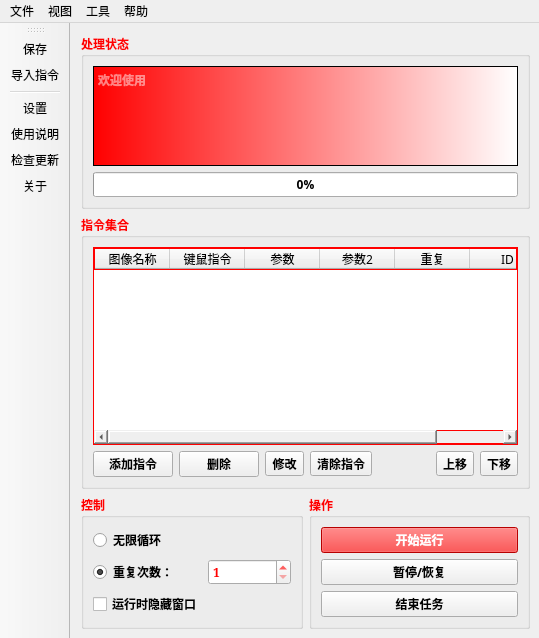
Before: the Qt Designer form 窗体/mainwindow.ui in FsterThanLight/automatic_clicker_2, drawn with Qt 5.
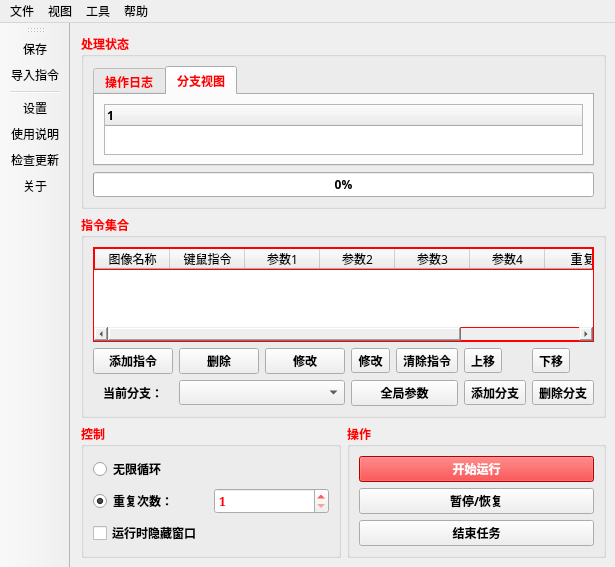
After: the same form once the commit is applied. The open tabs and pages were chosen to show the change. Icons and pictures are not drawn.

Commit message: 2023年5月17日00:31:08 重绘制主窗口

Patch:
```diff
--- a/窗体/mainwindow.ui
+++ b/窗体/mainwindow.ui
@@ -6,8 +6,8 @@
    <rect>
     <x>0</x>
     <y>0</y>
-    <width>539</width>
-    <height>638</height>
+    <width>478</width>
+    <height>567</height>
    </rect>
   </property>
   <property name="windowTitle">
@@ -21,14 +21,14 @@
    <string notr="true"/>
   </property>
   <widget class="QWidget" name="centralwidget">
-   <layout class="QGridLayout" name="gridLayout_4" rowstretch="1,0,0">
+   <layout class="QGridLayout" name="gridLayout_4" rowstretch="1,0,0,0">
     <property name="leftMargin">
      <number>11</number>
     </property>
     <property name="topMargin">
      <number>11</number>
     </property>
-    <item row="1" column="0" colspan="2">
+    <item row="2" column="0" colspan="2">
      <widget class="QGroupBox" name="groupBox_2">
       <property name="palette">
        <palette>
@@ -77,8 +77,8 @@
       <property name="title">
        <string>指令集合</string>
       </property>
-      <layout class="QGridLayout" name="gridLayout">
-       <item row="0" column="0" colspan="7">
+      <layout class="QVBoxLayout" name="verticalLayout_3">
+       <item>
         <widget class="QTableWidget" name="tableWidget">
          <property name="palette">
           <palette>
@@ -149,7 +149,7 @@
           <number>0</number>
          </property>
          <property name="columnCount">
-          <number>6</number>
+          <number>8</number>
          </property>
          <attribute name="horizontalHeaderVisible">
           <bool>true</bool>
@@ -184,7 +184,7 @@
          </column>
          <column>
           <property name="text">
-           <string>参数</string>
+           <string>参数1</string>
           </property>
           <property name="textAlignment">
            <set>AlignCenter</set>
@@ -198,6 +198,22 @@
            <set>AlignCenter</set>
           </property>
          </column>
+         <column>
+          <property name="text">
+           <string>参数3</string>
+          </property>
+          <property name="textAlignment">
+           <set>AlignCenter</set>
+          </property>
+         </column>
+         <column>
+          <property name="text">
+           <string>参数4</string>
+          </property>
+          <property name="textAlignment">
+           <set>AlignCenter</set>
+          </property>
+         </column>
          <column>
           <property name="text">
            <string>重复</string>
@@ -216,20 +232,9 @@
          </column>
         </widget>
        </item>
-       <item row="1" column="0">
-        <widget class="QPushButton" name="pushButton">
-         <property name="text">
-          <string>添加指令</string>
-         </property>
-         <property name="iconSize">
-          <size>
-           <width>40</width>
-           <height>20</height>
-          </size>
-         </property>
-        </widget>
-       </item>
-       <item row="1" column="1">
+       <item>
+        <layout class="QGridLayout" name="gridLayout">
+         <item row="0" column="1">
         <widget class="QPushButton" name="pushButton_2">
          <property name="text">
           <string>删除</string>
@@ -242,7 +247,20 @@
          </property>
         </widget>
        </item>
-       <item row="1" column="2">
+         <item row="0" column="0">
+          <widget class="QPushButton" name="pushButton">
+           <property name="text">
+            <string>添加指令</string>
+           </property>
+           <property name="iconSize">
+            <size>
+             <width>40</width>
+             <height>20</height>
+            </size>
+           </property>
+          </widget>
+         </item>
+         <item row="0" column="3">
         <widget class="QToolButton" name="toolButton_5">
          <property name="text">
           <string>修改</string>
@@ -259,7 +277,7 @@
          </property>
         </widget>
        </item>
-       <item row="1" column="3">
+         <item row="0" column="4">
         <widget class="QToolButton" name="toolButton_6">
          <property name="styleSheet">
           <string notr="true"/>
@@ -279,20 +297,104 @@
          </property>
         </widget>
        </item>
-       <item row="1" column="4">
-        <spacer name="horizontalSpacer">
-         <property name="orientation">
-          <enum>Qt::Horizontal</enum>
-         </property>
-         <property name="sizeHint" stdset="0">
-          <size>
-           <width>40</width>
-           <height>20</height>
-          </size>
-         </property>
-        </spacer>
+         <item row="1" column="1" colspan="2">
+          <widget class="QComboBox" name="comboBox"/>
+         </item>
+         <item row="0" column="2">
+          <widget class="QPushButton" name="pushButton_8">
+           <property name="text">
+            <string>修改</string>
+           </property>
+          </widget>
+         </item>
+         <item row="1" column="3" colspan="2">
+          <widget class="QPushButton" name="pushButton_3">
+           <property name="text">
+            <string>全局参数</string>
+           </property>
+          </widget>
+         </item>
+         <item row="0" column="6">
+          <widget class="QToolButton" name="toolButton_4">
+           <property name="text">
+            <string>下移</string>
+           </property>
+           <property name="icon">
+            <iconset resource="../images.qrc">
+             <normaloff>:/按钮图标/窗体/res/下移.png</normaloff>:/按钮图标/窗体/res/下移.png</iconset>
+           </property>
+          </widget>
        </item>
        <item row="1" column="5">
+          <widget class="QToolButton" name="toolButton_2">
+           <property name="text">
+            <string>添加分支</string>
+           </property>
+           <property name="icon">
+            <iconset resource="../images.qrc">
+             <normaloff>:/按钮图标/窗体/res/add.png</normaloff>:/按钮图标/窗体/res/add.png</iconset>
+           </property>
+          </widget>
+         </item>
+         <item row="1" column="0">
+          <widget class="QLabel" name="label">
+           <property name="palette">
+            <palette>
+             <active>
+              <colorrole role="WindowText">
+               <brush brushstyle="SolidPattern">
+                <color alpha="255">
+                 <red>0</red>
+                 <green>0</green>
+                 <blue>0</blue>
+                </color>
+               </brush>
+              </colorrole>
+             </active>
+             <inactive>
+              <colorrole role="WindowText">
+               <brush brushstyle="SolidPattern">
+                <color alpha="255">
+                 <red>0</red>
+                 <green>0</green>
+                 <blue>0</blue>
+                </color>
+               </brush>
+              </colorrole>
+             </inactive>
+             <disabled>
+              <colorrole role="WindowText">
+               <brush brushstyle="SolidPattern">
+                <color alpha="255">
+                 <red>120</red>
+                 <green>120</green>
+                 <blue>120</blue>
+                </color>
+               </brush>
+              </colorrole>
+             </disabled>
+            </palette>
+           </property>
+           <property name="text">
+            <string>当前分支：</string>
+           </property>
+           <property name="alignment">
+            <set>Qt::AlignCenter</set>
+           </property>
+          </widget>
+         </item>
+         <item row="1" column="6">
+          <widget class="QToolButton" name="toolButton">
+           <property name="text">
+            <string>删除分支</string>
+           </property>
+           <property name="icon">
+            <iconset resource="../images.qrc">
+             <normaloff>:/按钮图标/窗体/res/删除.png</normaloff>:/按钮图标/窗体/res/删除.png</iconset>
+           </property>
+          </widget>
+         </item>
+         <item row="0" column="5">
         <widget class="QToolButton" name="toolButton_3">
          <property name="text">
           <string>上移</string>
@@ -303,21 +405,12 @@
          </property>
         </widget>
        </item>
-       <item row="1" column="6">
-        <widget class="QToolButton" name="toolButton_4">
-         <property name="text">
-          <string>下移</string>
-         </property>
-         <property name="icon">
-          <iconset resource="../images.qrc">
-           <normaloff>:/按钮图标/窗体/res/下移.png</normaloff>:/按钮图标/窗体/res/下移.png</iconset>
-         </property>
-        </widget>
+        </layout>
        </item>
       </layout>
      </widget>
     </item>
-    <item row="2" column="1">
+    <item row="3" column="1">
      <widget class="QGroupBox" name="groupBox_4">
       <property name="palette">
        <palette>
@@ -369,21 +462,7 @@
       <property name="title">
        <string>操作</string>
       </property>
-      <layout class="QGridLayout" name="gridLayout_3">
-       <item row="2" column="0" colspan="2">
-        <widget class="QPushButton" name="pushButton_6">
-         <property name="font">
-          <font>
-           <family>微软雅黑</family>
-           <weight>75</weight>
-           <bold>true</bold>
-          </font>
-         </property>
-         <property name="text">
-          <string>结束任务</string>
-         </property>
-        </widget>
-       </item>
+      <layout class="QGridLayout" name="gridLayout_3" rowstretch="0,0,0" rowminimumheight="0,0,0">
        <item row="0" column="0" colspan="2">
         <widget class="QPushButton" name="pushButton_5">
          <property name="font">
@@ -416,48 +495,8 @@
          </property>
         </widget>
        </item>
-      </layout>
-     </widget>
-    </item>
-    <item row="2" column="0">
-     <widget class="QGroupBox" name="groupBox_3">
-      <property name="palette">
-       <palette>
-        <active>
-         <colorrole role="WindowText">
-          <brush brushstyle="SolidPattern">
-           <color alpha="255">
-            <red>255</red>
-            <green>0</green>
-            <blue>0</blue>
-           </color>
-          </brush>
-         </colorrole>
-        </active>
-        <inactive>
-         <colorrole role="WindowText">
-          <brush brushstyle="SolidPattern">
-           <color alpha="255">
-            <red>255</red>
-            <green>0</green>
-            <blue>0</blue>
-           </color>
-          </brush>
-         </colorrole>
-        </inactive>
-        <disabled>
-         <colorrole role="WindowText">
-          <brush brushstyle="SolidPattern">
-           <color alpha="255">
-            <red>120</red>
-            <green>120</green>
-            <blue>120</blue>
-           </color>
-          </brush>
-         </colorrole>
-        </disabled>
-       </palette>
-      </property>
+       <item row="2" column="0" colspan="2">
+        <widget class="QPushButton" name="pushButton_6">
       <property name="font">
        <font>
         <family>微软雅黑</family>
@@ -465,229 +504,8 @@
         <bold>true</bold>
        </font>
       </property>
-      <property name="title">
-       <string>控制</string>
-      </property>
-      <layout class="QGridLayout" name="gridLayout_2">
-       <item row="0" column="0">
-        <widget class="QRadioButton" name="radioButton">
-         <property name="palette">
-          <palette>
-           <active>
-            <colorrole role="WindowText">
-             <brush brushstyle="SolidPattern">
-              <color alpha="255">
-               <red>0</red>
-               <green>0</green>
-               <blue>0</blue>
-              </color>
-             </brush>
-            </colorrole>
-           </active>
-           <inactive>
-            <colorrole role="WindowText">
-             <brush brushstyle="SolidPattern">
-              <color alpha="255">
-               <red>0</red>
-               <green>0</green>
-               <blue>0</blue>
-              </color>
-             </brush>
-            </colorrole>
-           </inactive>
-           <disabled>
-            <colorrole role="WindowText">
-             <brush brushstyle="SolidPattern">
-              <color alpha="255">
-               <red>120</red>
-               <green>120</green>
-               <blue>120</blue>
-              </color>
-             </brush>
-            </colorrole>
-           </disabled>
-          </palette>
-         </property>
          <property name="text">
-          <string>无限循环</string>
-         </property>
-        </widget>
-       </item>
-       <item row="1" column="0">
-        <widget class="QRadioButton" name="radioButton_2">
-         <property name="enabled">
-          <bool>true</bool>
-         </property>
-         <property name="palette">
-          <palette>
-           <active>
-            <colorrole role="WindowText">
-             <brush brushstyle="SolidPattern">
-              <color alpha="255">
-               <red>0</red>
-               <green>0</green>
-               <blue>0</blue>
-              </color>
-             </brush>
-            </colorrole>
-           </active>
-           <inactive>
-            <colorrole role="WindowText">
-             <brush brushstyle="SolidPattern">
-              <color alpha="255">
-               <red>0</red>
-               <green>0</green>
-               <blue>0</blue>
-              </color>
-             </brush>
-            </colorrole>
-           </inactive>
-           <disabled>
-            <colorrole role="WindowText">
-             <brush brushstyle="SolidPattern">
-              <color alpha="255">
-               <red>120</red>
-               <green>120</green>
-               <blue>120</blue>
-              </color>
-             </brush>
-            </colorrole>
-           </disabled>
-          </palette>
-         </property>
-         <property name="text">
-          <string>重复次数：</string>
-         </property>
-         <property name="checked">
-          <bool>true</bool>
-         </property>
-        </widget>
-       </item>
-       <item row="1" column="1">
-        <widget class="QSpinBox" name="spinBox">
-         <property name="palette">
-          <palette>
-           <active>
-            <colorrole role="Text">
-             <brush brushstyle="SolidPattern">
-              <color alpha="255">
-               <red>255</red>
-               <green>0</green>
-               <blue>0</blue>
-              </color>
-             </brush>
-            </colorrole>
-            <colorrole role="PlaceholderText">
-             <brush brushstyle="SolidPattern">
-              <color alpha="128">
-               <red>255</red>
-               <green>0</green>
-               <blue>0</blue>
-              </color>
-             </brush>
-            </colorrole>
-           </active>
-           <inactive>
-            <colorrole role="Text">
-             <brush brushstyle="SolidPattern">
-              <color alpha="255">
-               <red>255</red>
-               <green>0</green>
-               <blue>0</blue>
-              </color>
-             </brush>
-            </colorrole>
-            <colorrole role="PlaceholderText">
-             <brush brushstyle="SolidPattern">
-              <color alpha="128">
-               <red>255</red>
-               <green>0</green>
-               <blue>0</blue>
-              </color>
-             </brush>
-            </colorrole>
-           </inactive>
-           <disabled>
-            <colorrole role="Text">
-             <brush brushstyle="SolidPattern">
-              <color alpha="255">
-               <red>120</red>
-               <green>120</green>
-               <blue>120</blue>
-              </color>
-             </brush>
-            </colorrole>
-            <colorrole role="PlaceholderText">
-             <brush brushstyle="SolidPattern">
-              <color alpha="128">
-               <red>0</red>
-               <green>0</green>
-               <blue>0</blue>
-              </color>
-             </brush>
-            </colorrole>
-           </disabled>
-          </palette>
-         </property>
-         <property name="font">
-          <font>
-           <family>SimSun</family>
-           <weight>75</weight>
-           <bold>true</bold>
-          </font>
-         </property>
-         <property name="minimum">
-          <number>1</number>
-         </property>
-         <property name="maximum">
-          <number>9999</number>
-         </property>
-         <property name="displayIntegerBase">
-          <number>10</number>
-         </property>
-        </widget>
-       </item>
-       <item row="2" column="0">
-        <widget class="QCheckBox" name="checkBox_2">
-         <property name="palette">
-          <palette>
-           <active>
-            <colorrole role="WindowText">
-             <brush brushstyle="SolidPattern">
-              <color alpha="255">
-               <red>0</red>
-               <green>0</green>
-               <blue>0</blue>
-              </color>
-             </brush>
-            </colorrole>
-           </active>
-           <inactive>
-            <colorrole role="WindowText">
-             <brush brushstyle="SolidPattern">
-              <color alpha="255">
-               <red>0</red>
-               <green>0</green>
-               <blue>0</blue>
-              </color>
-             </brush>
-            </colorrole>
-           </inactive>
-           <disabled>
-            <colorrole role="WindowText">
-             <brush brushstyle="SolidPattern">
-              <color alpha="255">
-               <red>120</red>
-               <green>120</green>
-               <blue>120</blue>
-              </color>
-             </brush>
-            </colorrole>
-           </disabled>
-          </palette>
-         </property>
-         <property name="text">
-          <string>运行时隐藏窗口</string>
+          <string>结束任务</string>
          </property>
         </widget>
        </item>
@@ -765,6 +583,16 @@
           <number>0</number>
          </property>
          <item>
+          <widget class="QTabWidget" name="tabWidget">
+           <property name="currentIndex">
+            <number>0</number>
+           </property>
+           <widget class="QWidget" name="tab">
+            <attribute name="title">
+             <string>操作日志</string>
+            </attribute>
+            <layout class="QHBoxLayout" name="horizontalLayout">
+             <item>
           <widget class="QPlainTextEdit" name="plainTextEdit">
            <property name="sizePolicy">
             <sizepolicy hsizetype="Expanding" vsizetype="Expanding">
@@ -1030,6 +858,26 @@
            </property>
           </widget>
          </item>
+            </layout>
+           </widget>
+           <widget class="QWidget" name="tab_2">
+            <attribute name="title">
+             <string>分支视图</string>
+            </attribute>
+            <layout class="QHBoxLayout" name="horizontalLayout_2">
+             <item>
+              <widget class="QTreeWidget" name="treeWidget">
+               <column>
+                <property name="text">
+                 <string notr="true">1</string>
+                </property>
+               </column>
+              </widget>
+             </item>
+            </layout>
+           </widget>
+          </widget>
+         </item>
          <item>
           <widget class="QProgressBar" name="progressBar">
            <property name="value">
@@ -1042,6 +890,281 @@
       </layout>
      </widget>
     </item>
+    <item row="3" column="0">
+     <widget class="QGroupBox" name="groupBox_3">
+      <property name="palette">
+       <palette>
+        <active>
+         <colorrole role="WindowText">
+          <brush brushstyle="SolidPattern">
+           <color alpha="255">
+            <red>255</red>
+            <green>0</green>
+            <blue>0</blue>
+           </color>
+          </brush>
+         </colorrole>
+        </active>
+        <inactive>
+         <colorrole role="WindowText">
+          <brush brushstyle="SolidPattern">
+           <color alpha="255">
+            <red>255</red>
+            <green>0</green>
+            <blue>0</blue>
+           </color>
+          </brush>
+         </colorrole>
+        </inactive>
+        <disabled>
+         <colorrole role="WindowText">
+          <brush brushstyle="SolidPattern">
+           <color alpha="255">
+            <red>120</red>
+            <green>120</green>
+            <blue>120</blue>
+           </color>
+          </brush>
+         </colorrole>
+        </disabled>
+       </palette>
+      </property>
+      <property name="font">
+       <font>
+        <family>微软雅黑</family>
+        <weight>75</weight>
+        <bold>true</bold>
+       </font>
+      </property>
+      <property name="title">
+       <string>控制</string>
+      </property>
+      <layout class="QGridLayout" name="gridLayout_2">
+       <item row="0" column="0">
+        <widget class="QRadioButton" name="radioButton">
+         <property name="palette">
+          <palette>
+           <active>
+            <colorrole role="WindowText">
+             <brush brushstyle="SolidPattern">
+              <color alpha="255">
+               <red>0</red>
+               <green>0</green>
+               <blue>0</blue>
+              </color>
+             </brush>
+            </colorrole>
+           </active>
+           <inactive>
+            <colorrole role="WindowText">
+             <brush brushstyle="SolidPattern">
+              <color alpha="255">
+               <red>0</red>
+               <green>0</green>
+               <blue>0</blue>
+              </color>
+             </brush>
+            </colorrole>
+           </inactive>
+           <disabled>
+            <colorrole role="WindowText">
+             <brush brushstyle="SolidPattern">
+              <color alpha="255">
+               <red>120</red>
+               <green>120</green>
+               <blue>120</blue>
+              </color>
+             </brush>
+            </colorrole>
+           </disabled>
+          </palette>
+         </property>
+         <property name="text">
+          <string>无限循环</string>
+         </property>
+        </widget>
+       </item>
+       <item row="1" column="0">
+        <widget class="QRadioButton" name="radioButton_2">
+         <property name="enabled">
+          <bool>true</bool>
+         </property>
+         <property name="palette">
+          <palette>
+           <active>
+            <colorrole role="WindowText">
+             <brush brushstyle="SolidPattern">
+              <color alpha="255">
+               <red>0</red>
+               <green>0</green>
+               <blue>0</blue>
+              </color>
+             </brush>
+            </colorrole>
+           </active>
+           <inactive>
+            <colorrole role="WindowText">
+             <brush brushstyle="SolidPattern">
+              <color alpha="255">
+               <red>0</red>
+               <green>0</green>
+               <blue>0</blue>
+              </color>
+             </brush>
+            </colorrole>
+           </inactive>
+           <disabled>
+            <colorrole role="WindowText">
+             <brush brushstyle="SolidPattern">
+              <color alpha="255">
+               <red>120</red>
+               <green>120</green>
+               <blue>120</blue>
+              </color>
+             </brush>
+            </colorrole>
+           </disabled>
+          </palette>
+         </property>
+         <property name="text">
+          <string>重复次数：</string>
+         </property>
+         <property name="checked">
+          <bool>true</bool>
+         </property>
+        </widget>
+       </item>
+       <item row="1" column="1">
+        <widget class="QSpinBox" name="spinBox">
+         <property name="palette">
+          <palette>
+           <active>
+            <colorrole role="Text">
+             <brush brushstyle="SolidPattern">
+              <color alpha="255">
+               <red>255</red>
+               <green>0</green>
+               <blue>0</blue>
+              </color>
+             </brush>
+            </colorrole>
+            <colorrole role="PlaceholderText">
+             <brush brushstyle="SolidPattern">
+              <color alpha="128">
+               <red>255</red>
+               <green>0</green>
+               <blue>0</blue>
+              </color>
+             </brush>
+            </colorrole>
+           </active>
+           <inactive>
+            <colorrole role="Text">
+             <brush brushstyle="SolidPattern">
+              <color alpha="255">
+               <red>255</red>
+               <green>0</green>
+               <blue>0</blue>
+              </color>
+             </brush>
+            </colorrole>
+            <colorrole role="PlaceholderText">
+             <brush brushstyle="SolidPattern">
+              <color alpha="128">
+               <red>255</red>
+               <green>0</green>
+               <blue>0</blue>
+              </color>
+             </brush>
+            </colorrole>
+           </inactive>
+           <disabled>
+            <colorrole role="Text">
+             <brush brushstyle="SolidPattern">
+              <color alpha="255">
+               <red>120</red>
+               <green>120</green>
+               <blue>120</blue>
+              </color>
+             </brush>
+            </colorrole>
+            <colorrole role="PlaceholderText">
+             <brush brushstyle="SolidPattern">
+              <color alpha="128">
+               <red>0</red>
+               <green>0</green>
+               <blue>0</blue>
+              </color>
+             </brush>
+            </colorrole>
+           </disabled>
+          </palette>
+         </property>
+         <property name="font">
+          <font>
+           <family>SimSun</family>
+           <weight>75</weight>
+           <bold>true</bold>
+          </font>
+         </property>
+         <property name="minimum">
+          <number>1</number>
+         </property>
+         <property name="maximum">
+          <number>9999</number>
+         </property>
+         <property name="displayIntegerBase">
+          <number>10</number>
+         </property>
+        </widget>
+       </item>
+       <item row="2" column="0">
+        <widget class="QCheckBox" name="checkBox_2">
+         <property name="palette">
+          <palette>
+           <active>
+            <colorrole role="WindowText">
+             <brush brushstyle="SolidPattern">
+              <color alpha="255">
+               <red>0</red>
+               <green>0</green>
+               <blue>0</blue>
+              </color>
+             </brush>
+            </colorrole>
+           </active>
+           <inactive>
+            <colorrole role="WindowText">
+             <brush brushstyle="SolidPattern">
+              <color alpha="255">
+               <red>0</red>
+               <green>0</green>
+               <blue>0</blue>
+              </color>
+             </brush>
+            </colorrole>
+           </inactive>
+           <disabled>
+            <colorrole role="WindowText">
+             <brush brushstyle="SolidPattern">
+              <color alpha="255">
+               <red>120</red>
+               <green>120</green>
+               <blue>120</blue>
+              </color>
+             </brush>
+            </colorrole>
+           </disabled>
+          </palette>
+         </property>
+         <property name="text">
+          <string>运行时隐藏窗口</string>
+         </property>
+        </widget>
+       </item>
+      </layout>
+     </widget>
+    </item>
    </layout>
   </widget>
   <widget class="QMenuBar" name="menubar">
@@ -1049,7 +1172,7 @@
     <rect>
      <x>0</x>
      <y>0</y>
-     <width>539</width>
+     <width>478</width>
      <height>22</height>
     </rect>
    </property>
```
Lines whose indentation alone changed are shown as unchanged. The commit also changes 2 other files.
